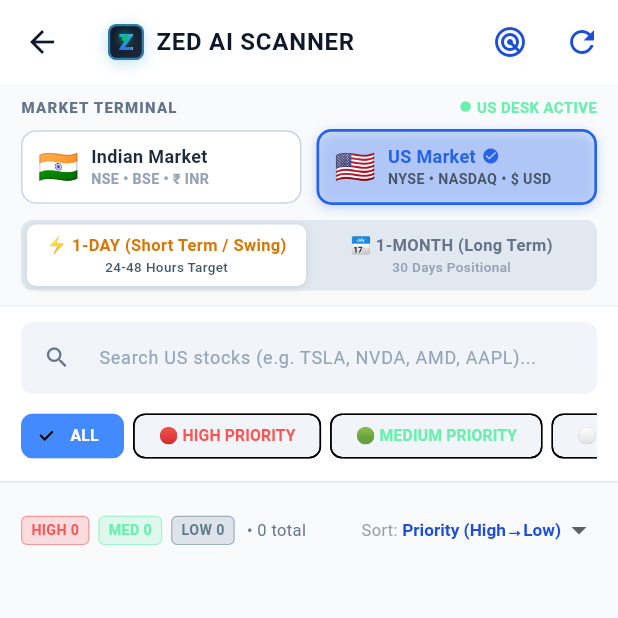
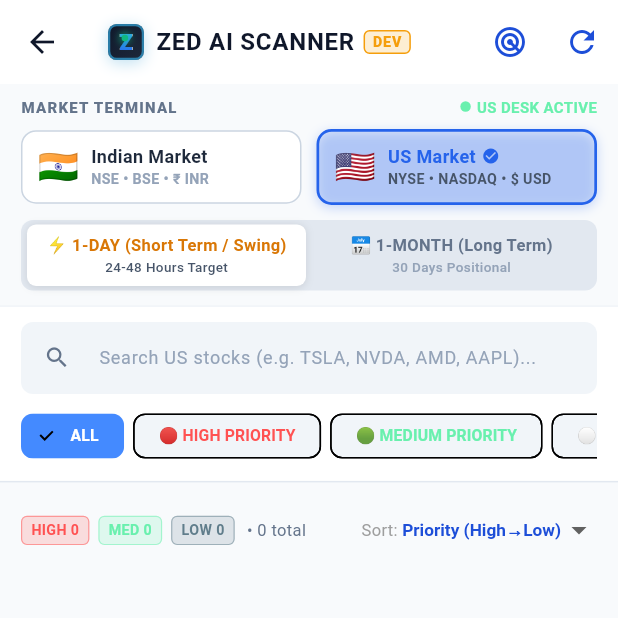
Before and after one commit to ARUN-KUMAR-86/personal_ai_stock, a Flutter app: the ScannerScreen screen opened directly, after a tap on "🇺🇸", on a phone screen of 412 x 824 dp, the top half of it. Run offline on Flutter 3.47's test engine with Material 3 defaults, Android fonts, the phone set to English and light mode, and no system bars; our stand-ins replace firebase_core, firebase_messaging, fl_chart, flutter_local_notifications, shared_preferences; accounts and stored records are empty; network calls fail.

Commit message:
feat(mobile): configure standalone dev package ID com.personal.aistock.dev and Zed Dev branding

```diff
--- a/mobile/lib/screens/live_monitoring_screen.dart
+++ b/mobile/lib/screens/live_monitoring_screen.dart
@@ -158,10 +158,33 @@
     return Scaffold(
       backgroundColor: theme.scaffoldBackgroundColor,
       appBar: AppBar(
-        title: const ZedLogo(
-          size: 26,
-          showText: true,
-          fontSize: 18,
+        title: Row(
+          mainAxisSize: MainAxisSize.min,
+          children: [
+            const ZedLogo(
+              size: 26,
+              showText: true,
+              fontSize: 18,
+            ),
+            const SizedBox(width: 8),
+            Container(
+              padding: const EdgeInsets.symmetric(horizontal: 5, vertical: 1.5),
+              decoration: BoxDecoration(
+                color: const Color(0xFFF59E0B).withOpacity(0.18),
+                borderRadius: BorderRadius.circular(4),
+                border: Border.all(color: const Color(0xFFF59E0B), width: 1.0),
+              ),
+              child: const Text(
+                'DEV',
+                style: TextStyle(
+                  fontSize: 9.5,
+                  fontWeight: FontWeight.w900,
+                  color: Color(0xFFF59E0B),
+                  letterSpacing: 0.6,
+                ),
+              ),
+            ),
+          ],
         ),
         actions: [
           // Live Tick Beacon
--- a/mobile/lib/screens/notifications_screen.dart
+++ b/mobile/lib/screens/notifications_screen.dart
@@ -67,6 +67,24 @@
                 fontSize: 16,
                 letterSpacing: 0.5,
                 color: theme.colorScheme.onSurface,
+              ),
+            ),
+            const SizedBox(width: 6),
+            Container(
+              padding: const EdgeInsets.symmetric(horizontal: 5, vertical: 1.5),
+              decoration: BoxDecoration(
+                color: const Color(0xFFF59E0B).withOpacity(0.18),
+                borderRadius: BorderRadius.circular(4),
+                border: Border.all(color: const Color(0xFFF59E0B), width: 1.0),
+              ),
+              child: const Text(
+                'DEV',
+                style: TextStyle(
+                  fontSize: 9.5,
+                  fontWeight: FontWeight.w900,
+                  color: Color(0xFFF59E0B),
+                  letterSpacing: 0.6,
+                ),
               ),
             ),
           ],
--- a/mobile/lib/screens/scanner_screen.dart
+++ b/mobile/lib/screens/scanner_screen.dart
@@ -167,6 +167,24 @@
                 fontSize: 16,
                 letterSpacing: 0.5,
                 color: theme.colorScheme.onSurface,
+              ),
+            ),
+            const SizedBox(width: 6),
+            Container(
+              padding: const EdgeInsets.symmetric(horizontal: 5, vertical: 1.5),
+              decoration: BoxDecoration(
+                color: const Color(0xFFF59E0B).withOpacity(0.18),
+                borderRadius: BorderRadius.circular(4),
+                border: Border.all(color: const Color(0xFFF59E0B), width: 1.0),
+              ),
+              child: const Text(
+                'DEV',
+                style: TextStyle(
+                  fontSize: 9.5,
+                  fontWeight: FontWeight.w900,
+                  color: Color(0xFFF59E0B),
+                  letterSpacing: 0.6,
+                ),
               ),
             ),
           ],
--- a/mobile/lib/screens/settings_screen.dart
+++ b/mobile/lib/screens/settings_screen.dart
@@ -312,6 +312,24 @@
                 fontSize: 17,
                 letterSpacing: 0.5,
                 color: theme.colorScheme.onSurface,
+              ),
+            ),
+            const SizedBox(width: 6),
+            Container(
+              padding: const EdgeInsets.symmetric(horizontal: 5, vertical: 1.5),
+              decoration: BoxDecoration(
+                color: const Color(0xFFF59E0B).withOpacity(0.18),
+                borderRadius: BorderRadius.circular(4),
+                border: Border.all(color: const Color(0xFFF59E0B), width: 1.0),
+              ),
+              child: const Text(
+                'DEV',
+                style: TextStyle(
+                  fontSize: 9.5,
+                  fontWeight: FontWeight.w900,
+                  color: Color(0xFFF59E0B),
+                  letterSpacing: 0.6,
+                ),
               ),
             ),
           ],
```
Also changed, not shown: 2 other files.
